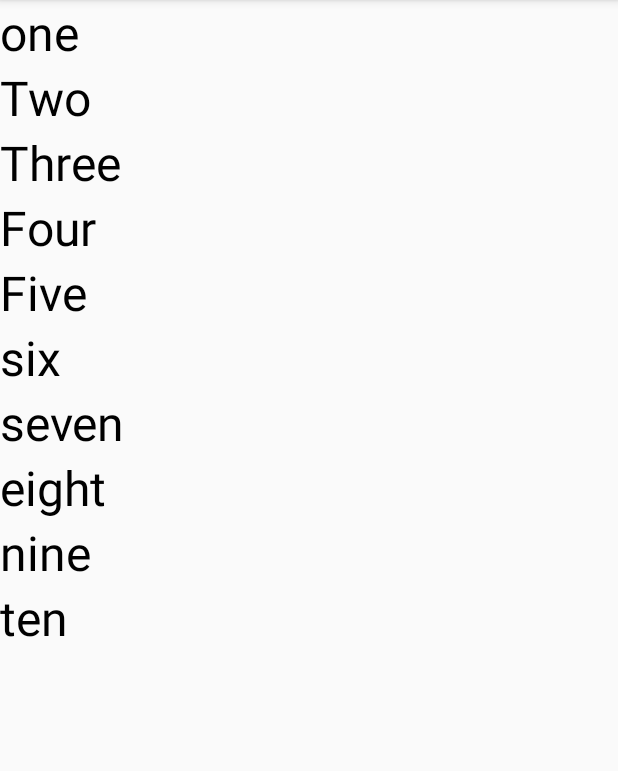
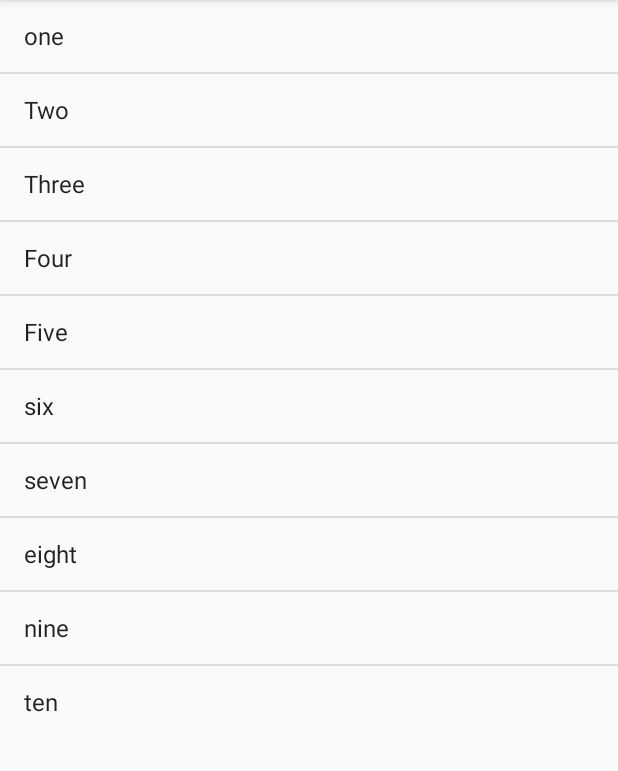
Before and after one commit to AhmadDalao/MiowkApp, an Android app: the fragment Numbers shown on its own in the app's theme, on a phone screen of 412 x 824 dp, the part 84-855 px from its top. Run offline under Robolectric (Android 15) with nearby library versions, the phone set to English and light mode, and no system bars.

```diff
--- a/app/src/main/java/com/example/android/miowkapp/Numbers.java
+++ b/app/src/main/java/com/example/android/miowkapp/Numbers.java
@@ -7,10 +7,15 @@ import android.util.Log;
 import android.view.LayoutInflater;
 import android.view.View;
 import android.view.ViewGroup;
+import android.widget.AdapterView;
+import android.widget.ArrayAdapter;
 import android.widget.LinearLayout;
+import android.widget.ListView;
 import android.widget.TextView;
 
+import java.lang.reflect.Type;
 import java.util.ArrayList;
+import java.util.Objects;
 
 
 /**
@@ -45,32 +50,10 @@ public class Numbers extends Fragment {
         words.size();
 
 
-        LinearLayout linearLayout = (LinearLayout)view.findViewById(R.id.myLinearLayoutNumber);
+        ArrayAdapter<String> adapter = new ArrayAdapter<String>(this.getContext(), android.R.layout.simple_list_item_1, words);
 
-        int counter = 0;
-        while (counter < words.size()){
-            TextView textView = new TextView(this.getContext());
-            textView.setTextSize(32);
-            textView.setTextColor(getResources().getColor(R.color.myBlack));
-            textView.setText(words.get(counter));
-            linearLayout.addView(textView);
-            counter ++;
-        }
-
-
-
-
-        Log.v("Numbers", "word at index 0: " + words.get(0));
-        Log.v("Numbers", "word at index 1: " + words.get(1));
-        Log.v("Numbers", "word at index 2: " + words.get(2));
-        Log.v("Numbers", "word at index 3: " + words.get(3));
-        Log.v("Numbers", "word at index 4: " + words.get(4));
-        Log.v("Numbers", "word at index 5: " + words.get(5));
-        Log.v("Numbers", "word at index 6: " + words.get(6));
-        Log.v("Numbers", "word at index 7: " + words.get(7));
-        Log.v("Numbers", "word at index 8: " + words.get(8));
-        Log.v("Numbers", "word at index 9: " + words.get(9));
-        Log.v("Numbers", "the size of the array is : " + words.size());
+        ListView listView = (ListView) view.findViewById(R.id.myList);
+        listView.setAdapter(adapter);
 
 
         return view;
--- a/app/src/main/res/layout/fragment_numbers.xml
+++ b/app/src/main/res/layout/fragment_numbers.xml
@@ -1,13 +1,22 @@
 <?xml version="1.0" encoding="utf-8"?>
-<LinearLayout xmlns:android="http://schemas.android.com/apk/res/android"
+
+<LinearLayout
+
+    xmlns:android="http://schemas.android.com/apk/res/android"
     xmlns:tools="http://schemas.android.com/tools"
     android:layout_width="match_parent"
+    android:layout_height="match_parent"
     android:orientation="vertical"
-    android:id="@+id/myLinearLayoutNumber"
-    android:layout_height="match_parent"
     tools:context=".Numbers">
 
     <!-- TODO: Update blank fragment layout -->
 
+    <ListView
+        android:id="@+id/myList"
+        android:layout_width="match_parent"
+        android:layout_height="wrap_content">
+
+    </ListView>
+
 
 </LinearLayout>
```
